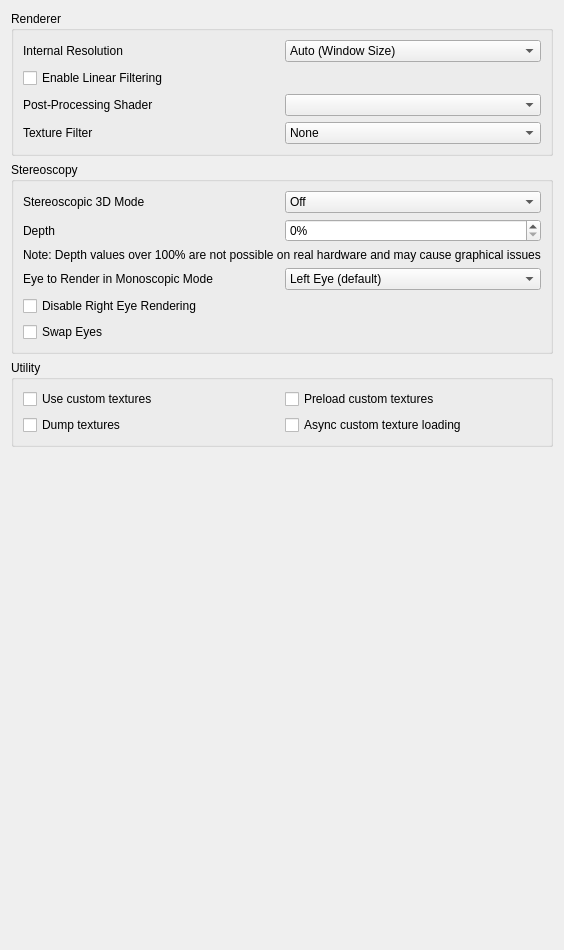
First picture: the form in src/citra_qt/configuration/configure_enhancements.ui, repository azahar-emu/azahar, before the edit.
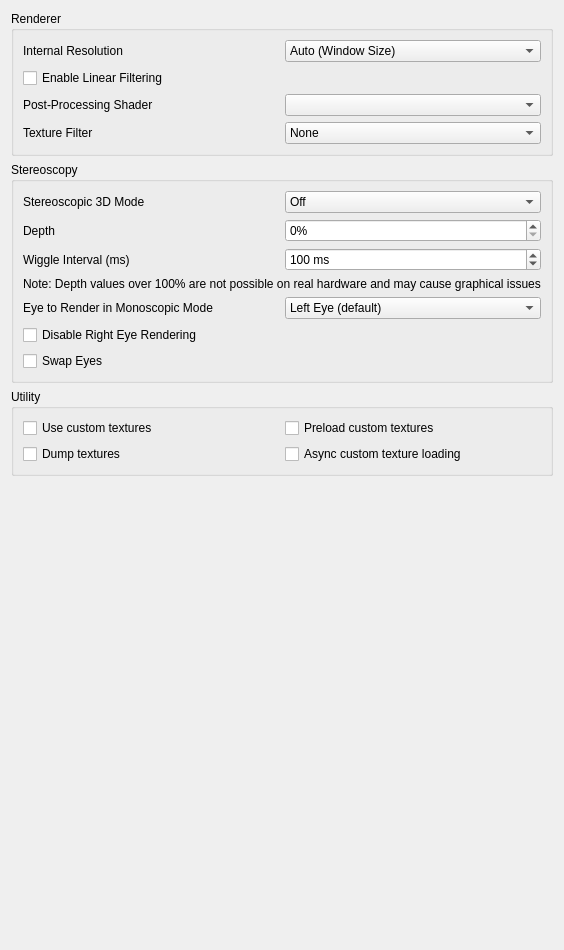
Second picture: the form after the edit.

```diff
--- a/src/citra_qt/configuration/configure_enhancements.ui
+++ b/src/citra_qt/configuration/configure_enhancements.ui
@@ -285,6 +285,33 @@
         </item>
        </layout>
       </item>
+      <item>
+       <layout class="QHBoxLayout" name="wiggle_layout">
+        <item>
+         <widget class="QLabel" name="wiggle_interval_label">
+          <property name="text">
+           <string>Wiggle Interval (ms)</string>
+          </property>
+         </widget>
+        </item>
+        <item>
+         <widget class="QSpinBox" name="wiggle_interval">
+          <property name="suffix">
+           <string> ms</string>
+          </property>
+          <property name="minimum">
+           <number>16</number>
+          </property>
+          <property name="maximum">
+           <number>1000</number>
+          </property>
+          <property name="value">
+           <number>100</number>
+          </property>
+         </widget>
+        </item>
+       </layout>
+      </item>
       <item>
        <widget class="QLabel" name="excessive_depth_warning_label">
         <property name="text">
```
Left out of the diff: 5 changed lines with no effect on the pictures.
